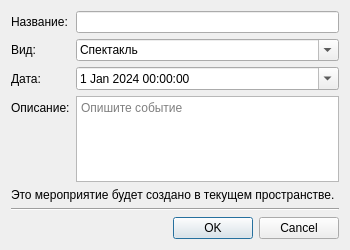
Before: the Qt Designer form app/ui/dialogs/event_edit.ui in NTO-2nd-stage-ABP/ccms, drawn with Qt 5.
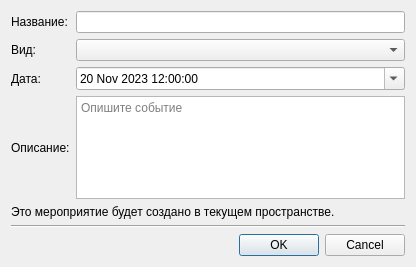
After: the same form once the commit is applied.

Commit message: add functional to event dialog

What changed in the file:
```diff
--- a/app/ui/dialogs/event_edit.ui
+++ b/app/ui/dialogs/event_edit.ui
@@ -6,16 +6,21 @@
    <rect>
     <x>0</x>
     <y>0</y>
-    <width>350</width>
-    <height>250</height>
+    <width>416</width>
+    <height>267</height>
    </rect>
   </property>
   <property name="windowTitle">
    <string>Создание мероприятия</string>
   </property>
-  <layout class="QVBoxLayout" name="verticalLayout_2">
-   <item>
-    <layout class="QFormLayout" name="formLayout">
+  <layout class="QGridLayout" name="gridLayout">
+   <item row="1" column="0">
+    <widget class="QLabel" name="label_6">
+     <property name="text">
+      <string>Вид:</string>
+     </property>
+    </widget>
+   </item>
      <item row="0" column="0">
       <widget class="QLabel" name="label_4">
        <property name="text">
@@ -23,74 +28,71 @@
        </property>
       </widget>
      </item>
-     <item row="0" column="1">
-      <widget class="QLineEdit" name="lineEdit"/>
-     </item>
-     <item row="1" column="0">
-      <widget class="QLabel" name="label">
-       <property name="text">
-        <string>Вид:</string>
-       </property>
-      </widget>
-     </item>
-     <item row="1" column="1">
-      <widget class="QComboBox" name="comboBox">
-       <property name="enabled">
-        <bool>true</bool>
-       </property>
-       <property name="editable">
-        <bool>true</bool>
-       </property>
-       <item>
-        <property name="text">
-         <string>Спектакль</string>
-        </property>
-       </item>
-       <item>
-        <property name="text">
-         <string>Концерт</string>
-        </property>
-       </item>
-       <item>
-        <property name="text">
-         <string>Репетиция</string>
-        </property>
-       </item>
-       <item>
-        <property name="text">
-         <string>Выставка</string>
-        </property>
-       </item>
-      </widget>
-     </item>
-     <item row="2" column="0">
-      <widget class="QLabel" name="label_2">
-       <property name="text">
-        <string>Дата:</string>
-       </property>
-      </widget>
-     </item>
      <item row="2" column="1">
       <widget class="QDateTimeEdit" name="dateTimeEdit">
+     <property name="enabled">
+      <bool>true</bool>
+     </property>
        <property name="dateTime">
         <datetime>
-         <hour>0</hour>
+       <hour>12</hour>
          <minute>0</minute>
          <second>0</second>
-         <year>2024</year>
-         <month>1</month>
-         <day>1</day>
-        </datetime>
-       </property>
+       <year>2023</year>
+       <month>11</month>
+       <day>20</day>
+      </datetime>
+     </property>
+     <property name="date">
+      <date>
+       <year>2023</year>
+       <month>11</month>
+       <day>20</day>
+      </date>
+     </property>
+     <property name="time">
+      <time>
+       <hour>12</hour>
+       <minute>0</minute>
+       <second>0</second>
+      </time>
+     </property>
        <property name="calendarPopup">
         <bool>true</bool>
        </property>
       </widget>
      </item>
-     <item row="3" column="0">
-      <widget class="QLabel" name="label_3">
+   <item row="5" column="0" colspan="2">
+    <widget class="Line" name="line">
+     <property name="orientation">
+      <enum>Qt::Horizontal</enum>
+     </property>
+    </widget>
+   </item>
+   <item row="4" column="0" colspan="2">
+    <widget class="QLabel" name="label_5">
        <property name="text">
-        <string>Описание:</string>
+      <string>Это мероприятие будет создано в текущем пространстве.</string>
+     </property>
+    </widget>
+   </item>
+   <item row="0" column="1">
+    <widget class="QLineEdit" name="lineEdit"/>
+   </item>
+   <item row="2" column="0">
+    <widget class="QLabel" name="label_2">
+     <property name="text">
+      <string>Дата:</string>
+     </property>
+    </widget>
+   </item>
+   <item row="1" column="1">
+    <widget class="QComboBox" name="comboBox">
+     <property name="enabled">
+      <bool>true</bool>
+     </property>
+     <property name="editable">
+      <bool>false</bool>
        </property>
       </widget>
      </item>
@@ -104,23 +106,7 @@
        </property>
       </widget>
      </item>
-    </layout>
-   </item>
-   <item>
-    <widget class="QLabel" name="label_5">
-     <property name="text">
-      <string>Это мероприятие будет создано в текущем пространстве.</string>
-     </property>
-    </widget>
-   </item>
-   <item>
-    <widget class="Line" name="line">
-     <property name="orientation">
-      <enum>Qt::Horizontal</enum>
-     </property>
-    </widget>
-   </item>
-   <item>
+   <item row="6" column="0" colspan="2">
     <widget class="QDialogButtonBox" name="buttonBox">
      <property name="orientation">
       <enum>Qt::Horizontal</enum>
@@ -130,6 +116,13 @@
      </property>
     </widget>
    </item>
+   <item row="3" column="0">
+    <widget class="QLabel" name="label_3">
+     <property name="text">
+      <string>Описание:</string>
+     </property>
+    </widget>
+   </item>
   </layout>
  </widget>
  <resources/>
```
Lines whose indentation alone changed are shown as unchanged. The commit also changes 3 other files.
